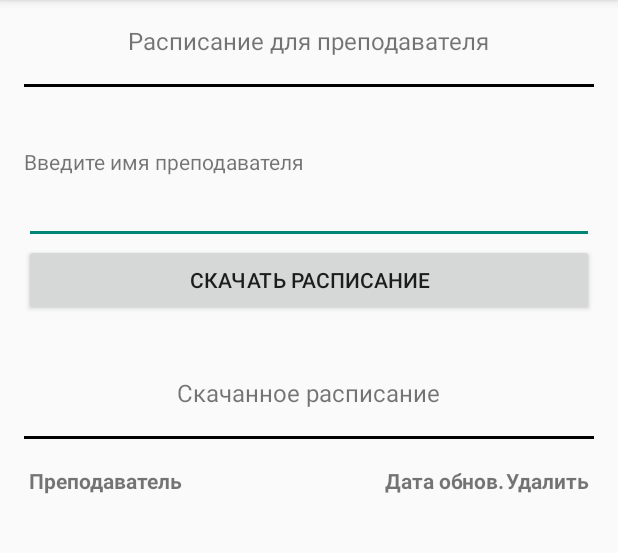
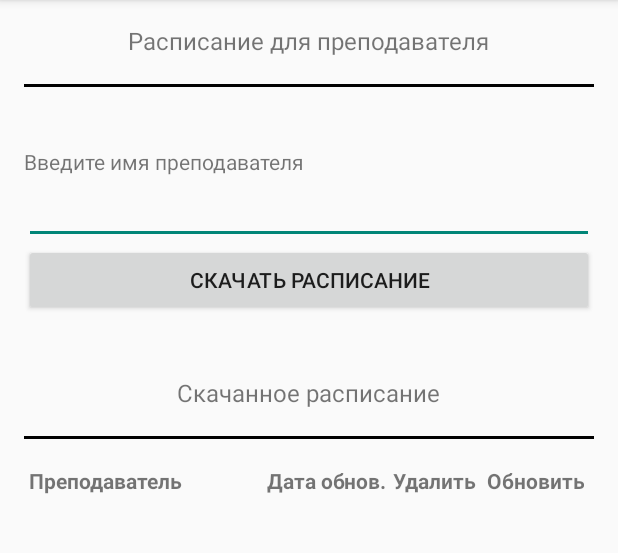
Before and after one commit to sergiussheman/bsuirAndroidSchedule, an Android app: the fragment DownloadScheduleForEmployee placed in its activity, with the options menu open, on a phone screen of 412 x 824 dp, the part 84-637 px from its top. Run offline under Robolectric (Android 15) with nearby library versions, the phone set to English and light mode, and no system bars; 5 statements that could not run were skipped.

```diff
--- a/app/build.gradle
+++ b/app/build.gradle
@@ -6,7 +6,7 @@ android {
 
     defaultConfig {
         applicationId "com.example.myapplication"
-        minSdkVersion 15
+        minSdkVersion 11
         targetSdkVersion 22
         versionCode 1
         versionName "1.0"
--- a/app/src/main/java/com/example/myapplication/DownloadScheduleForEmployee.java
+++ b/app/src/main/java/com/example/myapplication/DownloadScheduleForEmployee.java
@@ -144,9 +144,16 @@ public class DownloadScheduleForEmployee extends Fragment {
         TextView deleteHeader = new TextView(getActivity());
         deleteHeader.setText(getResources().getString(R.string.delete));
         deleteHeader.setTypeface(null, Typeface.BOLD);
-        deleteHeader.setGravity(Gravity.END);
+        deleteHeader.setGravity(Gravity.CENTER);
+        deleteHeader.setPadding(5, 0, 5, 0);
+        headerRow.addView(deleteHeader);
 
-        headerRow.addView(deleteHeader);
+        TextView refreshHeader = new TextView(getActivity());
+        refreshHeader.setText(R.string.refresh);
+        refreshHeader.setTypeface(null, Typeface.BOLD);
+        refreshHeader.setGravity(Gravity.CENTER);
+        refreshHeader.setPadding(5,0,5,0);
+        headerRow.addView(refreshHeader);
 
         headerRow.setPadding(0, 0, 0, 18);
         tableLayout.addView(headerRow);
--- a/app/src/main/java/com/example/myapplication/Model/AvailableFragments.java
+++ b/app/src/main/java/com/example/myapplication/Model/AvailableFragments.java
@@ -7,6 +7,5 @@ public enum AvailableFragments {
     WhoAreYou,
     DownloadScheduleForGroup,
     DownloadScheduleForEmployee,
-    ShowSchedules,
-    Settings;
+    ShowSchedules
 }
```
Also changed, not shown: app/src/main/java/com/example/myapplication/MainActivity.java (+12 -12 lines).
